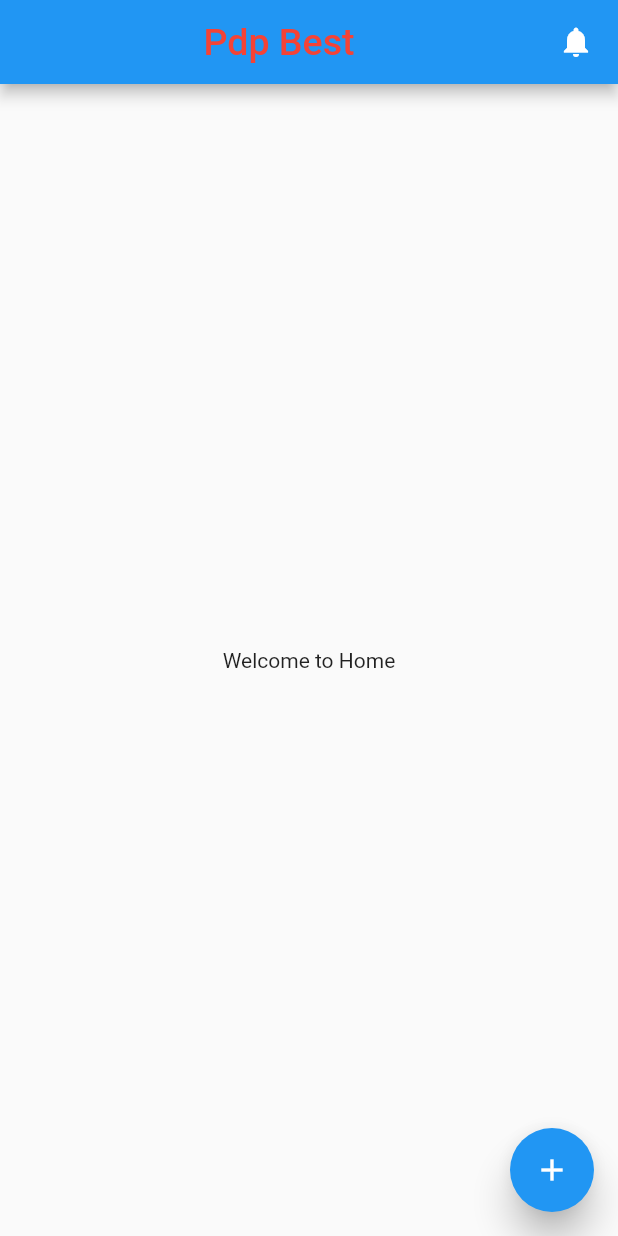
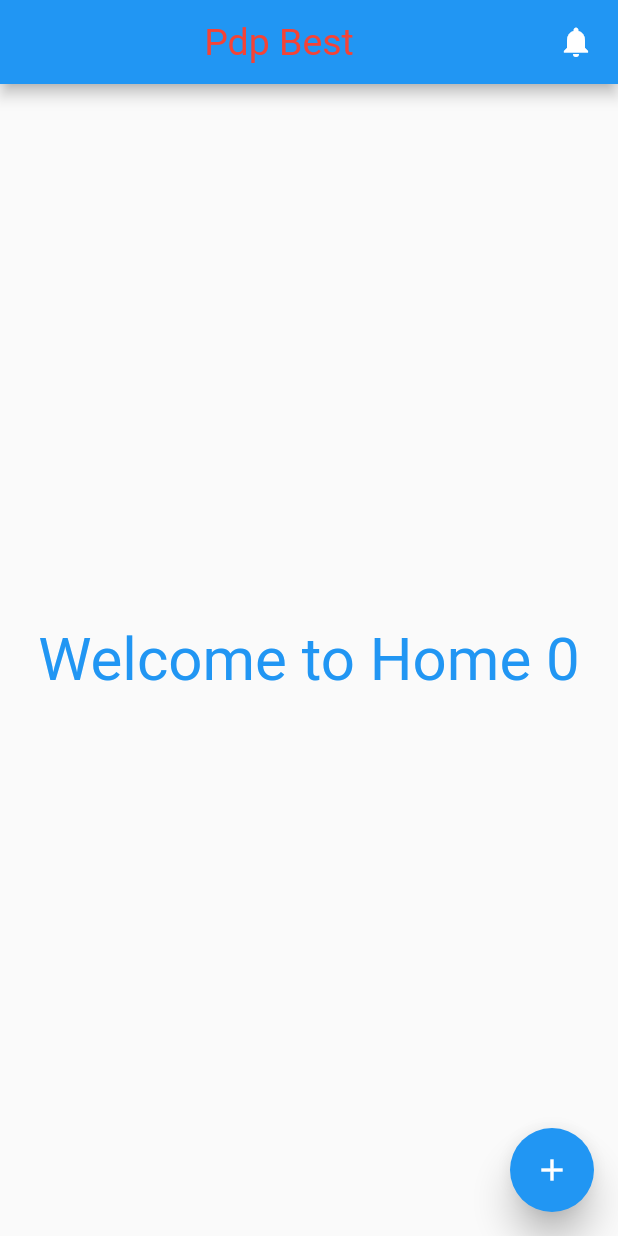
Before and after one commit to FirdavsSayidov/pdpbest, a Flutter app: the screen it shows after launch, on a phone screen of 412 x 824 dp. Run offline on Flutter 3.47's test engine with Material 2 defaults, Android fonts, the phone set to English and light mode, and no system bars.

Commit message:
Pdp Best

```diff
--- a/lib/pages/home_page.dart
+++ b/lib/pages/home_page.dart
@@ -1,33 +1,37 @@
 import 'package:flutter/material.dart';
 
 class HomePage extends StatefulWidget {
+
   const HomePage({Key? key}) : super(key: key);
    static final String  id = 'home_page';
+
   @override
   State<HomePage> createState() => _HomePageState();
 }
 
-class _HomePageState extends State<HomePage> {
+class _HomePageState extends State<HomePage> {   int count = 0;
   @override
   Widget build(BuildContext context) {
     return Scaffold(
       appBar: AppBar(
-        title:Center(child: Text('Pdp Best',style: TextStyle(color:Colors.red,fontSize: 25),)),
+        title:Center(child: Text('Pdp Best',style: TextStyle(color:Colors.red,fontSize: 25,fontWeight: FontWeight.normal),)),
         actions: [
           Icon(Icons.notifications),
           SizedBox(width: 16,),
         ],
       ),
       body: Center(
-        child:Text('Welcome to Home'),
+        child:Text("Welcome to Home "+count.toString(),style: TextStyle(color: Colors.blue,fontSize: 40),),
 
 
       ),
       floatingActionButton: FloatingActionButton(
         elevation: 10.0,
         child: Icon(Icons.add),
-        onPressed: (){
-
+        onPressed:(){
+         setState((){
+           count++;
+         });
         },
       ),
     );
```
